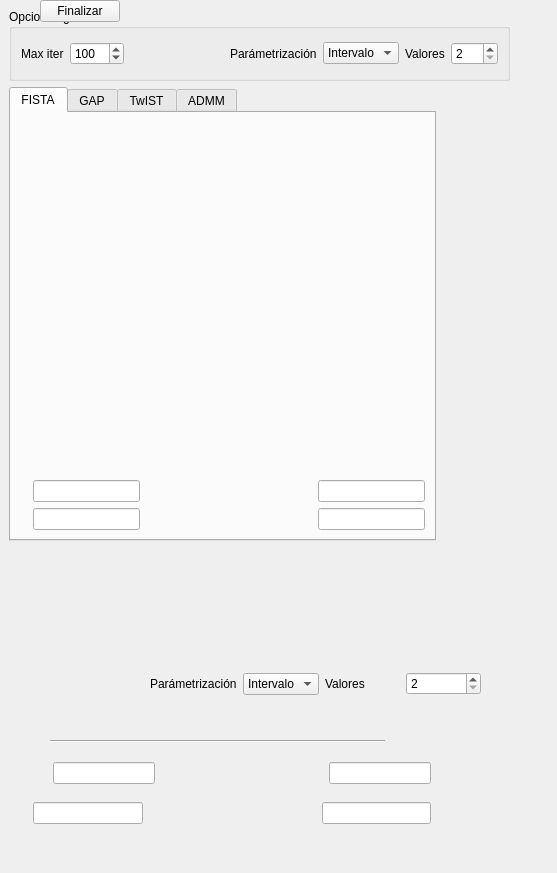
Old version of the form gui/algorithms.ui in the repository hdspgroup/9836_seismic_project.
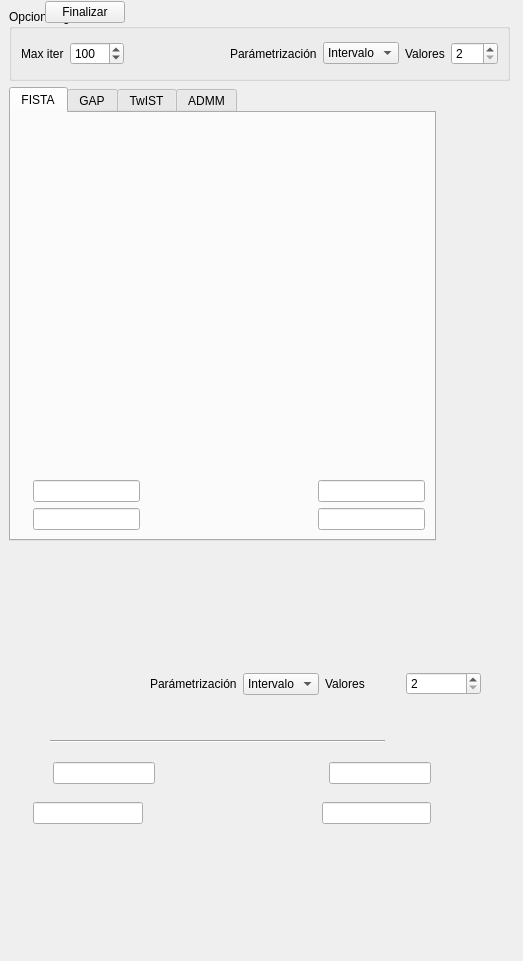
New version of the form. Icons and pictures are not drawn.

What changed in the file:
```diff
--- a/gui/algorithms.ui
+++ b/gui/algorithms.ui
@@ -6,8 +6,8 @@
    <rect>
     <x>0</x>
     <y>0</y>
-    <width>557</width>
-    <height>873</height>
+    <width>523</width>
+    <height>961</height>
    </rect>
   </property>
   <property name="windowTitle">
@@ -732,7 +732,7 @@
      <enum>Qt::Horizontal</enum>
     </property>
    </widget>
-   <widget class="QWidget" name="">
+   <widget class="QWidget" name="layoutWidget">
     <property name="geometry">
      <rect>
       <x>150</x>
@@ -791,7 +791,15 @@
      </item>
     </layout>
    </widget>
-   <widget class="QWidget" name="">
+   <widget class="QWidget" name="layoutWidget">
+    <property name="geometry">
+     <rect>
+      <x>0</x>
+      <y>0</y>
+      <width>169</width>
+      <height>25</height>
+     </rect>
+    </property>
     <layout class="QHBoxLayout" name="horizontalLayout_3">
      <item>
       <spacer name="horizontalSpacer">
```
Left out of the diff: 6 changed lines with no effect on the pictures.
